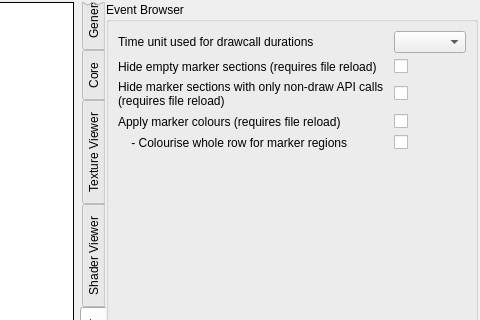
Above: qrenderdoc/Windows/Dialogs/SettingsDialog.ui from baldurk/renderdoc before the change; both pictures show x 134 to 614 and y 0 to 320 of the 614 by 470 pixel window. Below: the same form after it.
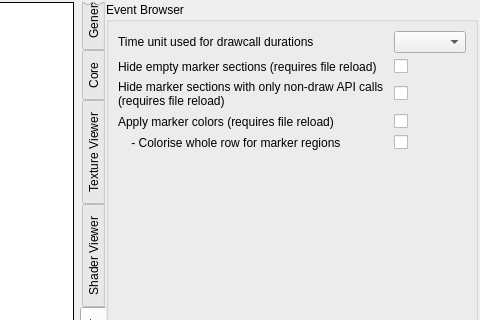
That is the form after the change. The open tabs and pages were chosen to show the change.

Commit message:
Rename colour to color in public API code
* Following the principle of least surprise, color tends to be more
  commonly used in APIs and graphics code even outside the USA.

Patch:
```diff
--- a/qrenderdoc/Windows/Dialogs/SettingsDialog.ui
+++ b/qrenderdoc/Windows/Dialogs/SettingsDialog.ui
@@ -811,7 +811,7 @@
 </string>
             </property>
             <property name="text">
-             <string>Apply marker colours (requires file reload)</string>
+             <string>Apply marker colors (requires file reload)</string>
             </property>
            </widget>
           </item>
@@ -821,7 +821,7 @@
              <string>When colouring marker sections in the Event Browser, the whole row of a marker region will be coloured, not just a bar to the left of its children.</string>
             </property>
             <property name="text">
-             <string>    - Colourise whole row for marker regions</string>
+             <string>    - Colorise whole row for marker regions</string>
             </property>
            </widget>
           </item>
```
Left out of the diff: 12 changed lines with no effect on the pictures. The commit also changes 46 other files.
